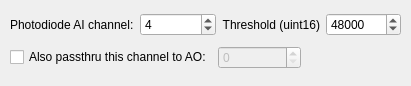
Before: the Qt Designer form AcqPDParams.ui in acorver/SpikeGL, drawn with Qt 5.
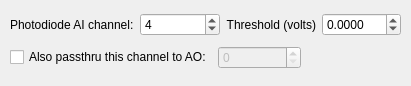
After: the same form once the commit is applied.

Commit message: Fixed PD trigger bug Fixed extra chans in mux mode bug Made PD thresh be specified in Volts not raw sample

What changed in the file:
```diff
--- a/AcqPDParams.ui
+++ b/AcqPDParams.ui
@@ -12,7 +12,7 @@
   <property name="windowTitle" >
    <string>Form</string>
   </property>
-  <widget class="QWidget" name="" >
+  <widget class="QWidget" name="layoutWidget" >
    <property name="geometry" >
     <rect>
      <x>10</x>
@@ -48,7 +48,7 @@
        <string>The threshold to use for crossings.  Note this is a 16-bit value in the range 0-65535</string>
       </property>
       <property name="text" >
-       <string>Threshold (uint16)</string>
+       <string>Threshold (volts)</string>
       </property>
       <property name="alignment" >
        <set>Qt::AlignRight|Qt::AlignTrailing|Qt::AlignVCenter</set>
@@ -56,21 +56,21 @@
      </widget>
     </item>
     <item>
-     <widget class="QSpinBox" name="pdAIThreshSB" >
-      <property name="toolTip" >
-       <string>The threshold to use for crossings.  Note this is a 16-bit value in the range 0-65535</string>
+     <widget class="QDoubleSpinBox" name="pdAIThreshSB" >
+      <property name="decimals" >
+       <number>4</number>
+      </property>
+      <property name="minimum" >
+       <double>-10.000000000000000</double>
       </property>
       <property name="maximum" >
-       <number>65535</number>
-      </property>
-      <property name="value" >
-       <number>48000</number>
+       <double>10.000000000000000</double>
       </property>
      </widget>
     </item>
    </layout>
   </widget>
-  <widget class="QWidget" name="" >
+  <widget class="QWidget" name="layoutWidget" >
    <property name="geometry" >
     <rect>
      <x>10</x>
```
The commit also changes 4 other files.
